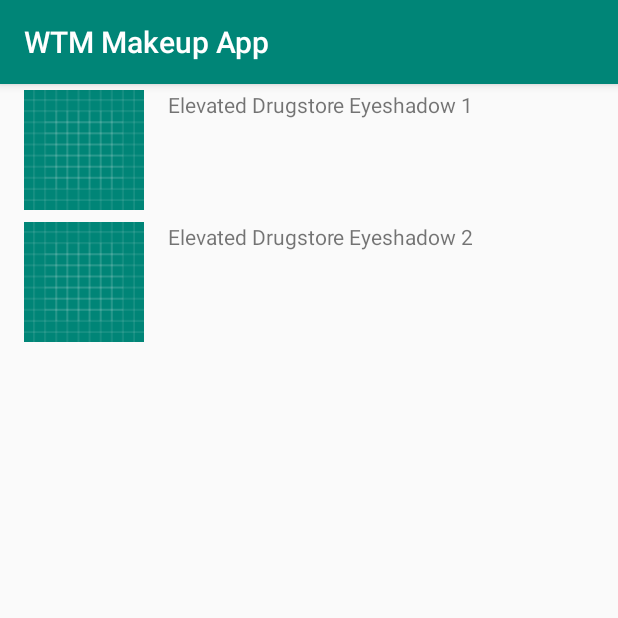
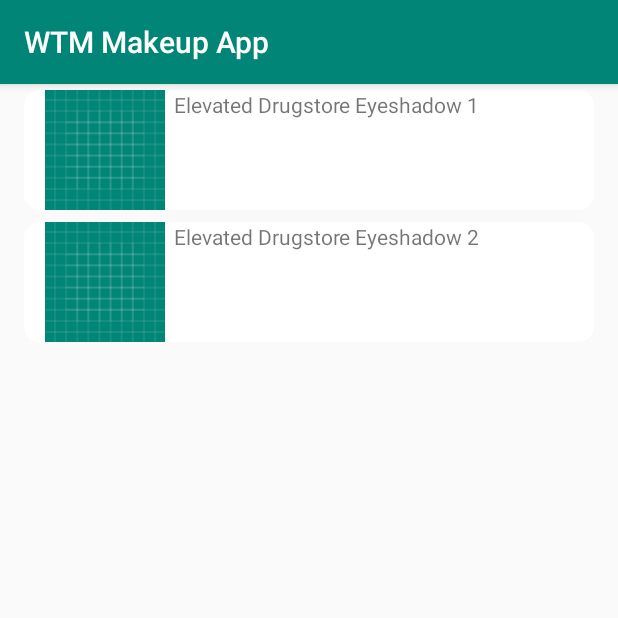
Before and after one commit to Jacreator/WTM-Makeup-App, an Android app: the screen it shows after launch (MainActivity), on a phone screen of 412 x 824 dp, the top half of it. Run offline under Robolectric (Android 15) with nearby library versions, the phone set to English and light mode, and no system bars.

Commit message:
Card View done and connected to display page

```diff
--- a/app/src/main/res/layout/activity_main.xml
+++ b/app/src/main/res/layout/activity_main.xml
@@ -10,6 +10,8 @@
         android:id="@+id/makeup_recycler_view"
         android:layout_width="match_parent"
         android:layout_height="match_parent"
-        tools:layout_editor_absoluteX="1dp"
-        tools:layout_editor_absoluteY="1dp" />
+        app:layout_constraintBottom_toBottomOf="parent"
+        app:layout_constraintEnd_toEndOf="parent"
+        app:layout_constraintStart_toStartOf="parent"
+        app:layout_constraintTop_toTopOf="parent" />
 </androidx.constraintlayout.widget.ConstraintLayout>
--- a/app/src/main/res/layout/makeup_item.xml
+++ b/app/src/main/res/layout/makeup_item.xml
@@ -1,5 +1,6 @@
 <?xml version="1.0" encoding="utf-8"?>
-<LinearLayout xmlns:android="http://schemas.android.com/apk/res/android"
+<androidx.constraintlayout.widget.ConstraintLayout xmlns:android="http://schemas.android.com/apk/res/android"
+    xmlns:app="http://schemas.android.com/apk/res-auto"
     android:layout_width="match_parent"
     android:layout_height="wrap_content"
     android:orientation="horizontal"
@@ -8,18 +9,32 @@
     android:paddingEnd="16dp"
     android:paddingStart="16dp">
 
+    <androidx.cardview.widget.CardView
+        android:layout_width="match_parent"
+        android:layout_height="wrap_content"
+        app:cardCornerRadius="10dp"
+        app:layout_constraintEnd_toEndOf="parent"
+        app:layout_constraintStart_toStartOf="parent"
+        app:layout_constraintTop_toTopOf="parent">
+
         <ImageView
             android:id="@+id/thumb"
-        android:layout_width="80dp"
+            android:layout_width="wrap_content"
             android:layout_height="80dp"
             android:layout_marginEnd="16dp"
-        android:src="@drawable/ic_launcher_background"
-        android:onClick="openMakeup"/>
+            android:onClick="openMakeup"
+            android:src="@drawable/ic_launcher_background" />
 
         <TextView
             android:id="@+id/title"
             android:layout_width="wrap_content"
-        android:layout_height="wrap_content"
-        android:text="Hello Makeup" />
+            android:layout_height="20dp"
+            android:text="Hello Makeup"
+            android:layout_marginStart="100dp"/>
+    </androidx.cardview.widget.CardView>
 
-</LinearLayout>
+
+
+
+
+</androidx.constraintlayout.widget.ConstraintLayout>
```
Also changed, not shown: app/build.gradle (+6 -4 lines), app/src/main/res/layout/activity_makeup_displayer.xml (+7 -7 lines). Lines whose indentation alone changed are shown as unchanged.
